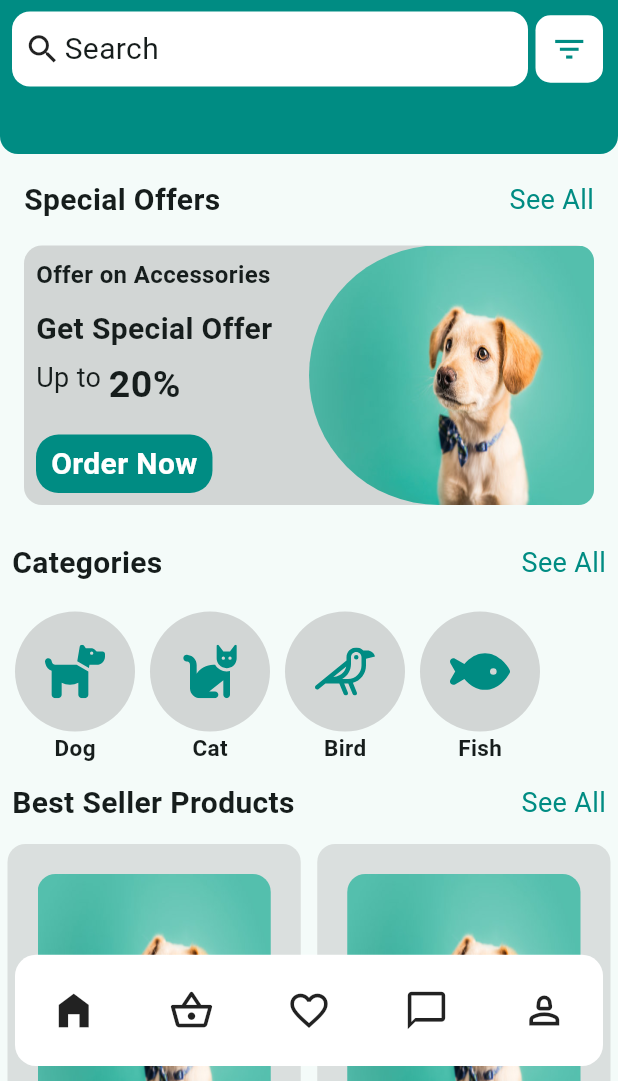
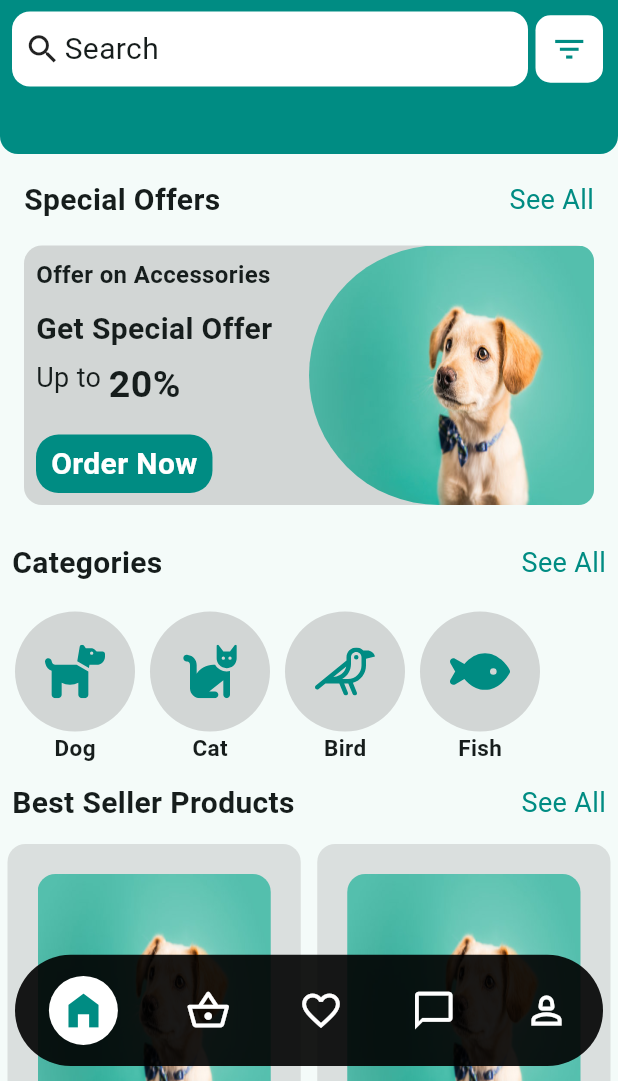
Before and after one commit to sandei-travolta/pet_food, a Flutter app: the screen it shows after launch, on a phone screen of 412 x 824 dp, the part 155-1236 px from its top. Run offline on Flutter 3.47's test engine with Material 3 defaults, Android fonts, the phone set to English and light mode, and no system bars; our stand-ins replace cached_network_image, flutter_svg.

Commit message:
completed the homepage

```diff
--- a/lib/src/screens/home_screen.dart
+++ b/lib/src/screens/home_screen.dart
@@ -4,6 +4,7 @@ import 'package:pet_food/src/screens/favourites_page.dart';
 import 'package:pet_food/src/screens/home_page.dart';
 import 'package:pet_food/src/screens/message_page.dart';
 import 'package:pet_food/src/screens/profile_page.dart';
+import 'package:pet_food/utils/colors.dart';
 
 import '../../utils/const.dart';
 class HomeScreen extends StatelessWidget {
@@ -36,17 +37,27 @@ class HomeScreen extends StatelessWidget {
                   width: MediaQuery.of(context).size.width,
                   height: MediaQuery.of(context).size.height*0.09,
                   decoration: BoxDecoration(
-                    borderRadius: BorderRadius.circular(14),
-                    color: Colors.white
+                    borderRadius: BorderRadius.circular(100),
+                    color: Colors.black.withOpacity(0.9)
                   ),
                   child: Row(
                     mainAxisAlignment: MainAxisAlignment.spaceAround,
                     children: [
-                      Icon(Icons.home_filled,size: navBarIconSize,),
-                      Icon(Icons.shopping_basket_outlined,size: navBarIconSize,),
-                      Icon(Icons.favorite_border,size: navBarIconSize,),
-                      Icon(Icons.messenger_outline,size: navBarIconSize,),
-                      Icon(Icons.person_2_outlined,size: navBarIconSize,)
+                      Container(
+                          decoration: BoxDecoration(
+                            shape: BoxShape.circle,
+                            color: Colors.white
+                          ),
+                          child: Padding(
+                            padding: const EdgeInsets.all(8.0),
+                            child: Icon(Icons.home_filled,size: navBarIconSize,color: primayColor
+
+                              ,),
+                          )),
+                      Icon(Icons.shopping_basket_outlined,size: navBarIconSize,color: Colors.white,),
+                      Icon(Icons.favorite_border,size: navBarIconSize,color: Colors.white,),
+                      Icon(Icons.messenger_outline,size: navBarIconSize,color: Colors.white,),
+                      Icon(Icons.person_2_outlined,size: navBarIconSize,color: Colors.white,)
                     ],
                   ),
                 ),
```
